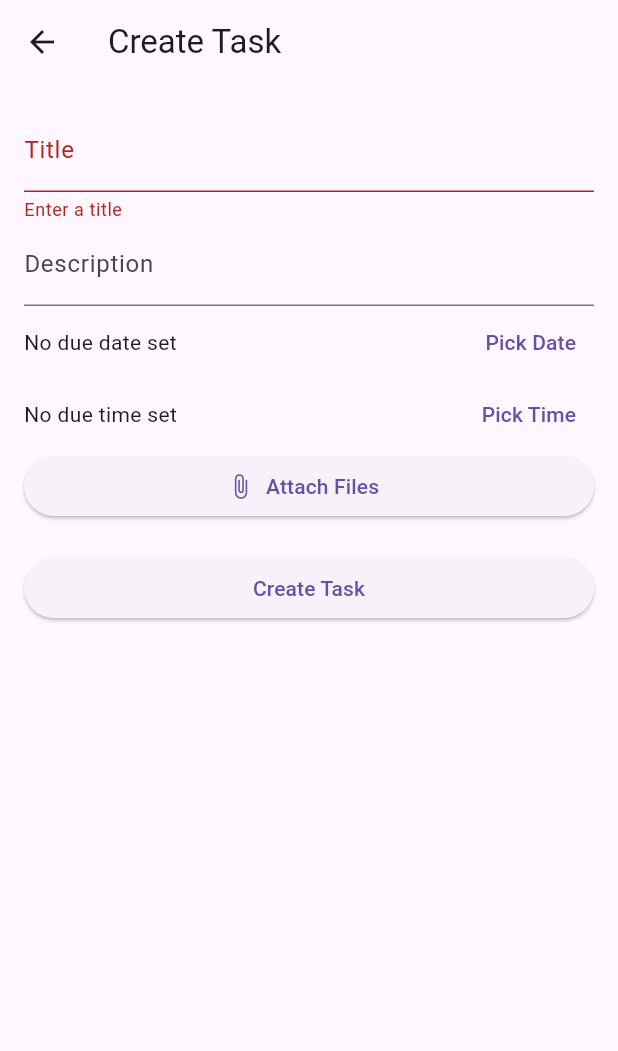
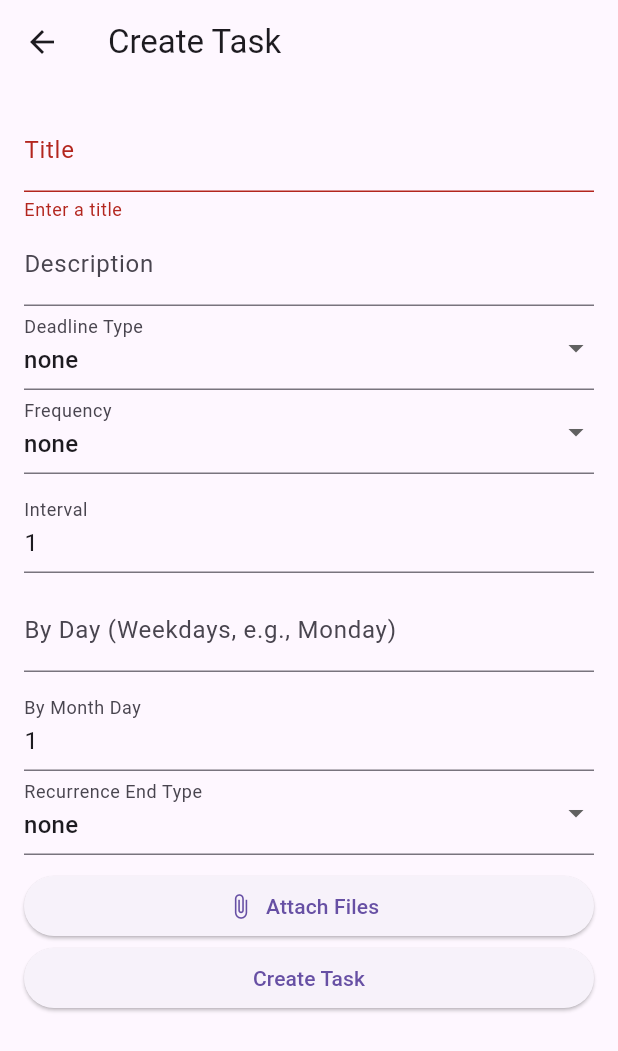
Before and after one commit to Nela-B/ASE, a Flutter app: the CreateTask screen opened directly, after a tap on "Create Task", on a phone screen of 412 x 824 dp. Shown: the top 1051 px of the screen. Run offline on Flutter 3.47's test engine with Material 3 defaults, Android fonts, the phone set to English and light mode, and no system bars; our stand-ins replace file_picker, firebase_auth, firebase_core, fl_chart, flutter_local_notifications, open_file and 2 more; accounts and stored records are empty.

Commit message:
Update create_task.dart

```diff
--- a/ase_project/frontend/lib/screens/create_task.dart
+++ b/ase_project/frontend/lib/screens/create_task.dart
@@ -14,7 +14,7 @@ class _CreateTaskPageState extends State<CreateTask> {
   String title = '';
   String description = '';
   String priority = 'low';
-  String deadlineType = 'specific';
+  String deadlineType = 'none';  // 'specific', 'today', 'this week', 'none'
   DateTime? dueDate;
   DateTime? dueTime;
   String urgency = 'not urgent';
@@ -22,26 +22,162 @@ class _CreateTaskPageState extends State<CreateTask> {
   List<String> links = [];
   List<String> filePaths = [];
   bool notify = false;
-  String frequency = 'daily';
+  String frequency = 'none';
   int interval = 1;
   List<String> byDay = [];
   int byMonthDay = 1;
-  String recurrenceEndType = 'never';
+  String recurrenceEndType = 'none';
   DateTime? recurrenceEndDate;
   int maxOccurrences = 0;
   int points = 0;
 
   final linkController = TextEditingController();
 
+  // Frequency, Interval, ByDay, ByMonthDay Widget
+  Widget buildFrequencySection() {
+    return Column(
+      children: [
+        // Frequency selection
+        DropdownButtonFormField<String>(
+          value: frequency,
+          decoration: const InputDecoration(labelText: 'Frequency'),
+          items: ['daily', 'weekly', 'monthly', 'yearly', 'none']
+              .map((freq) => DropdownMenuItem(value: freq, child: Text(freq)))
+              .toList(),
+          onChanged: (value) => setState(() => frequency = value!),
+        ),
+        const SizedBox(height: 10),
+
+        // Interval setting
+        TextFormField(
+          decoration: const InputDecoration(labelText: 'Interval'),
+          keyboardType: TextInputType.number,
+          initialValue: interval.toString(),
+          onChanged: (value) {
+            setState(() => interval = int.tryParse(value) ?? 1);
+          },
+        ),
+        const SizedBox(height: 10),
+
+        // ByDay (Days of the week)
+        TextFormField(
+          decoration: const InputDecoration(labelText: 'By Day (Weekdays, e.g., Monday)'),
+          onChanged: (value) {
+            setState(() {
+              byDay = value.split(',').map((e) => e.trim()).toList();
+            });
+          },
+        ),
+        const SizedBox(height: 10),
+
+        // ByMonthDay (Day of the month)
+        TextFormField(
+          decoration: const InputDecoration(labelText: 'By Month Day'),
+          keyboardType: TextInputType.number,
+          initialValue: byMonthDay.toString(),
+          onChanged: (value) {
+            setState(() => byMonthDay = int.tryParse(value) ?? 1);
+          },
+        ),
+      ],
+    );
+  }
+
+  // Recurrence End Section
+  Widget buildRecurrenceEndSection() {
+    return Column(
+      children: [
+        // Recurrence End Type (End condition)
+        DropdownButtonFormField<String>(
+          value: recurrenceEndType,
+          decoration: const InputDecoration(labelText: 'Recurrence End Type'),
+          items: ['never', 'date', 'occurrences', 'none']
+              .map((endType) => DropdownMenuItem(value: endType, child: Text(endType)))
+              .toList(),
+          onChanged: (value) => setState(() => recurrenceEndType = value!),
+        ),
+        const SizedBox(height: 10),
+
+        // Recurrence End Date (End date)
+        if (recurrenceEndType == 'date')
+          TextFormField(
+            decoration: const InputDecoration(labelText: 'Recurrence End Date'),
+            readOnly: true,
+            onTap: () async {
+              DateTime? selectedDate = await showDatePicker(
+                context: context,
+                initialDate: recurrenceEndDate ?? DateTime.now(),
+                firstDate: DateTime(2000),
+                lastDate: DateTime(2101),
+              );
+              if (selectedDate != null) {
+                setState(() => recurrenceEndDate = selectedDate);
+              }
+            },
+            controller: TextEditingController(
+              text: recurrenceEndDate != null
+                  ? recurrenceEndDate!.toLocal().toString().split(' ')[0]
+                  : '',
+            ),
+          ),
+
+        // Max Occurrences (Max repetition count)
+        if (recurrenceEndType == 'occurrences')
+          TextFormField(
+            decoration: const InputDecoration(labelText: 'Max Occurrences'),
+            keyboardType: TextInputType.number,
+            initialValue: maxOccurrences.toString(),
+            onChanged: (value) {
+              setState(() => maxOccurrences = int.tryParse(value) ?? 0);
+            },
+          ),
+      ],
+    );
+  }
+
   Future<void> submitTask() async {
     if (!_formKey.currentState!.validate()) return;
+
+    // Process dueDate based on deadlineType
+    DateTime? combinedDateTime;
+    if (deadlineType == 'specific') {
+      if (dueDate != null && dueTime != null) {
+        combinedDateTime = DateTime(
+          dueDate!.year,
+          dueDate!.month,
+          dueDate!.day,
+          dueTime!.hour,
+          dueTime!.minute,
+        );
+      }
+    } else if (deadlineType == 'today') {
+      DateTime today = DateTime.now();
+      combinedDateTime = DateTime(
+        today.year,
+        today.month,
+        today.day,
+        dueTime?.hour ?? 0,
+        dueTime?.minute ?? 0,
+      );
+    } else if (deadlineType == 'this week') {
+      DateTime now = DateTime.now();
+      DateTime startOfWeek = now.subtract(Duration(days: now.weekday - 1)); // Monday
+      DateTime sunday = startOfWeek.add(Duration(days: 6)); // Sunday
+      combinedDateTime = DateTime(
+        sunday.year,
+        sunday.month,
+        sunday.day,
+        dueTime?.hour ?? 0,
+        dueTime?.minute ?? 0,
+      );
+    }
 
     final taskData = {
       'title': title,
       'description': description,
       'priority': priority,
       'deadlineType': deadlineType,
-      'dueDate': dueDate?.toIso8601String(),
+      'dueDate': combinedDateTime?.toIso8601String(),
       'dueTime': dueTime?.toIso8601String(),
       'urgency': urgency,
       'importance': importance,
@@ -60,7 +196,7 @@ class _CreateTaskPageState extends State<CreateTask> {
 
     try {
       await taskService.createTask(taskData);
-      Navigator.pop(context, taskData);
+      Navigator.pop(context);
     } catch (e) {
       ScaffoldMessenger.of(context).showSnackBar(
         SnackBar(content: Text('Error: ${e.toString()}')),
@@ -89,12 +225,16 @@ class _CreateTaskPageState extends State<CreateTask> {
           ? TimeOfDay.fromDateTime(dueTime!)
           : TimeOfDay.now(),
     );
+
     if (selectedTime != null) {
       setState(() {
+        if (dueDate == null) {
+          dueDate = DateTime.now();
+        }
         dueTime = DateTime(
-          dueDate?.year ?? DateTime.now().year,
-          dueDate?.month ?? DateTime.now().month,
-          dueDate?.day ?? DateTime.now().day,
+          dueDate!.year,
+          dueDate!.month,
+          dueDate!.day,
           selectedTime.hour,
           selectedTime.minute,
         );
@@ -123,6 +263,8 @@ class _CreateTaskPageState extends State<CreateTask> {
               decoration: const InputDecoration(labelText: 'Description'),
               onChanged: (value) => setState(() => description = value),
             ),
+            // Conditional rendering for due date and time based on deadlineType
+            if (deadlineType == 'specific') ...[
               Row(
                 mainAxisAlignment: MainAxisAlignment.spaceBetween,
                 children: [
@@ -147,6 +289,38 @@ class _CreateTaskPageState extends State<CreateTask> {
                   ),
                 ],
               ),
+            ],
+            if (deadlineType == 'today') ...[
+              Row(
+                mainAxisAlignment: MainAxisAlignment.spaceBetween,
+                children: [
+                  Text('Due date: ${DateTime.now().toLocal().toString().split(' ')[0]}'),
+                ],
+              ),
+              Row(
+                mainAxisAlignment: MainAxisAlignment.spaceBetween,
+                children: [
+                  Text(dueTime == null
+                      ? 'No due time set'
+                      : 'Due time: ${dueTime!.hour}:${dueTime!.minute}'),
+                  TextButton(
+                    onPressed: _pickDueTime,
+                    child: const Text('Pick Time'),
+                  ),
+                ],
+              ),
+            ],
+            // Deadline Type selection
+            DropdownButtonFormField<String>(
+              value: deadlineType,
+              decoration: const InputDecoration(labelText: 'Deadline Type'),
+              items: ['specific', 'today', 'this week', 'none']
+                  .map((value) => DropdownMenuItem(value: value, child: Text(value)))
+                  .toList(),
+              onChanged: (value) => setState(() => deadlineType = value!),
+            ),
+            buildFrequencySection(), // Frequency, Interval, ByDay, ByMonthDay related UI
+            buildRecurrenceEndSection(), // Recurrence End condition and End date, count related UI
             ElevatedButton.icon(
               onPressed: () async {
                 FilePickerResult? result = await FilePicker.platform
@@ -166,11 +340,7 @@ class _CreateTaskPageState extends State<CreateTask> {
               label: const Text('Attach Files'),
             ),
             if (filePaths.isNotEmpty)
-                ...filePaths.map((path) => ListTile(
-                      leading: const Icon(Icons.file_present),
-                      title: Text(path.split('/').last),
-                    )),
-              const SizedBox(height: 20),
+              ...filePaths.map((file) => ListTile(title: Text(file))),
             ElevatedButton(
               onPressed: submitTask,
               child: const Text('Create Task'),
```
Lines whose indentation alone changed are shown as unchanged.
